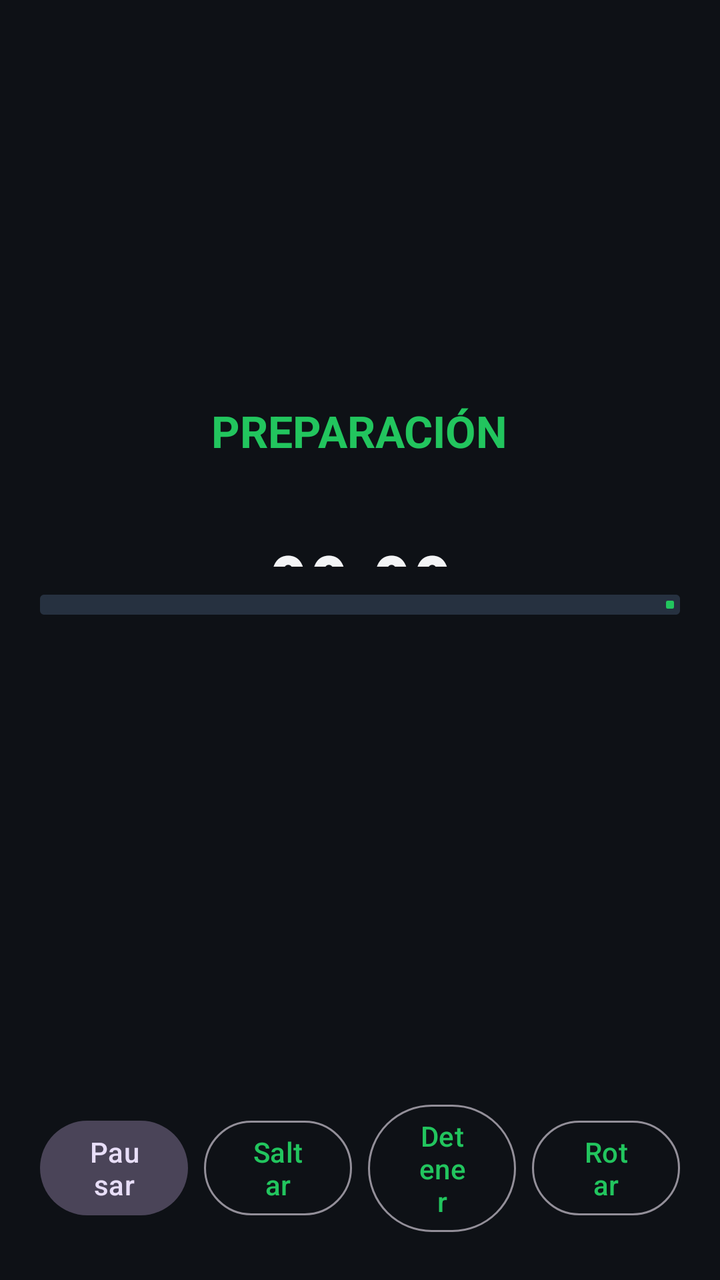
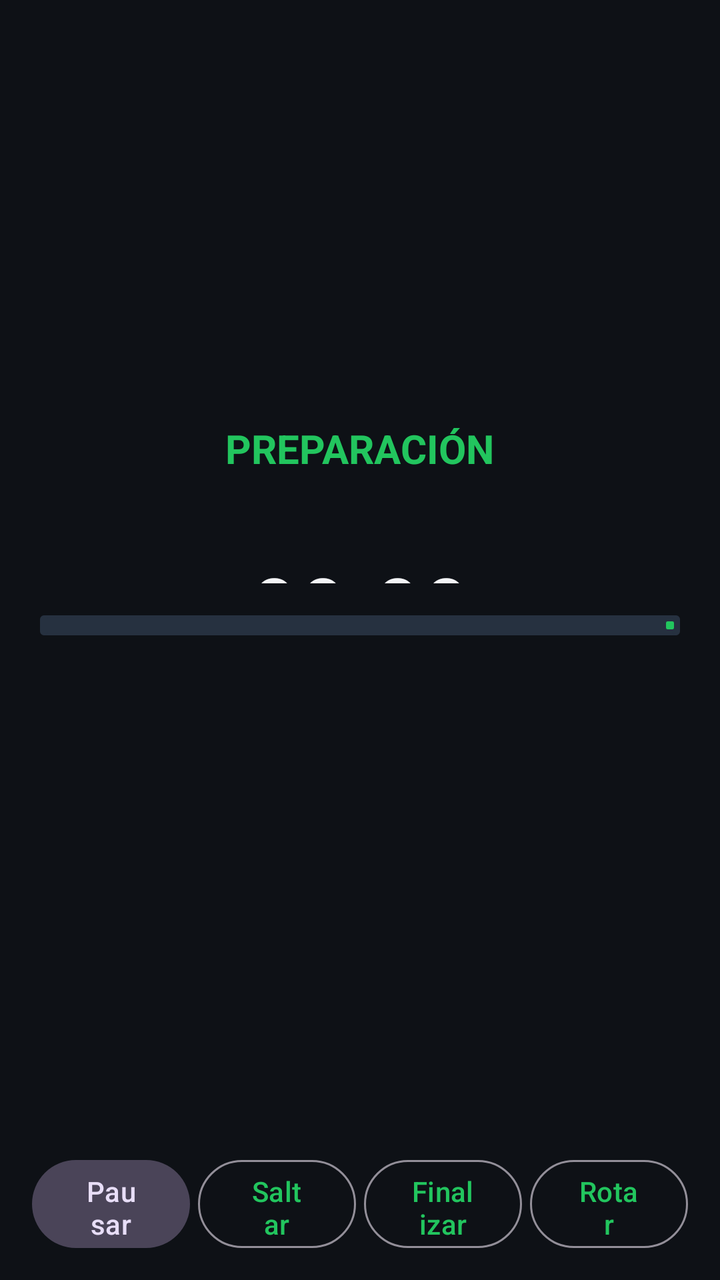

An Android layout rendered at two revisions. The XML below is the earlier revision; the diff shows what the commit changed to produce the second picture.
<!-- AndroidManifest.xml: application theme Theme.FitFlow -->
<!-- res/layout/activity_workout.xml -->
<?xml version="1.0" encoding="utf-8"?>
<androidx.constraintlayout.widget.ConstraintLayout
    xmlns:android="http://schemas.android.com/apk/res/android"
    xmlns:app="http://schemas.android.com/apk/res-auto"
    android:layout_width="match_parent"
    android:layout_height="match_parent"
    android:background="@color/background"
    android:padding="20dp">

    <LinearLayout
        android:id="@+id/centerColumn"
        android:layout_width="0dp"
        android:layout_height="wrap_content"
        android:orientation="vertical"
        android:gravity="center_horizontal"
        app:layout_constraintTop_toTopOf="parent"
        app:layout_constraintBottom_toTopOf="@id/controls"
        app:layout_constraintStart_toStartOf="parent"
        app:layout_constraintEnd_toEndOf="parent">

        <TextView
            android:id="@+id/phaseLabel"
            android:layout_width="wrap_content"
            android:layout_height="wrap_content"
            android:text="@string/phase_preparation"
            android:textColor="@color/phase_work"
            android:textSize="22sp"
            android:textStyle="bold" />

        <TextView
            android:id="@+id/counterLabel"
            android:layout_width="wrap_content"
            android:layout_height="wrap_content"
            android:layout_marginTop="4dp"
            android:textColor="@color/text_secondary"
            android:textSize="15sp" />

        <TextView
            android:id="@+id/timeText"
            android:layout_width="match_parent"
            android:layout_height="wrap_content"
            android:layout_marginTop="10dp"
            android:autoSizeMaxTextSize="120sp"
            android:autoSizeMinTextSize="40sp"
            android:autoSizeStepGranularity="2sp"
            android:autoSizeTextType="uniform"
            android:fontFamily="sans-serif-condensed"
            android:gravity="center"
            android:text="00:00"
            android:textColor="@color/text_primary"
            android:textStyle="bold" />

        <com.google.android.material.progressindicator.LinearProgressIndicator
            android:id="@+id/phaseProgress"
            android:layout_width="match_parent"
            android:layout_height="wrap_content"
            android:layout_marginTop="14dp"
            app:indicatorColor="@color/brand"
            app:trackColor="@color/track"
            app:trackThickness="10dp" />

        <TextView
            android:id="@+id/nextLabel"
            android:layout_width="wrap_content"
            android:layout_height="wrap_content"
            android:layout_marginTop="12dp"
            android:textColor="@color/text_secondary"
            android:textSize="15sp" />

        <TextView
            android:id="@+id/logText"
            android:layout_width="match_parent"
            android:layout_height="wrap_content"
            android:layout_marginTop="12dp"
            android:gravity="center"
            android:maxLines="4"
            android:textColor="@color/text_secondary"
            android:textSize="12sp" />
    </LinearLayout>

    <LinearLayout
        android:id="@+id/controls"
        android:layout_width="0dp"
        android:layout_height="wrap_content"
        android:orientation="horizontal"
        android:gravity="center"
        app:layout_constraintBottom_toBottomOf="parent"
        app:layout_constraintStart_toStartOf="parent"
        app:layout_constraintEnd_toEndOf="parent">

        <com.google.android.material.button.MaterialButton
            android:id="@+id/pauseButton"
            style="@style/Widget.Material3.Button.TonalButton"
            android:layout_width="0dp"
            android:layout_height="wrap_content"
            android:layout_marginEnd="4dp"
            android:layout_weight="1"
            android:text="@string/action_pause" />

        <com.google.android.material.button.MaterialButton
            android:id="@+id/skipButton"
            style="@style/Widget.Material3.Button.OutlinedButton"
            android:layout_width="0dp"
            android:layout_height="wrap_content"
            android:layout_marginHorizontal="4dp"
            android:layout_weight="1"
            android:text="@string/action_skip" />

        <com.google.android.material.button.MaterialButton
            android:id="@+id/stopButton"
            style="@style/Widget.Material3.Button.OutlinedButton"
            android:layout_width="0dp"
            android:layout_height="wrap_content"
            android:layout_marginHorizontal="4dp"
            android:layout_weight="1"
            android:text="@string/action_stop" />

        <com.google.android.material.button.MaterialButton
            android:id="@+id/rotateButton"
            style="@style/Widget.Material3.Button.OutlinedButton"
            android:layout_width="0dp"
            android:layout_height="wrap_content"
            android:layout_marginStart="4dp"
            android:layout_weight="1"
            android:text="@string/action_rotate" />
    </LinearLayout>
</androidx.constraintlayout.widget.ConstraintLayout>
<!-- resources referenced by this layout -->
<resources>
  <color name="background">#0E1116</color>
  <color name="brand">#22C55E</color>
  <color name="phase_work">#22C55E</color>
  <color name="text_primary">#F3F4F6</color>
  <color name="text_secondary">#9CA3AF</color>
  <color name="track">#263140</color>
  <string name="action_pause">Pausar</string>
  <string name="action_rotate">Rotar</string>
  <string name="action_skip">Saltar</string>
  <string name="action_stop">Detener</string>
  <string name="phase_preparation">PREPARACIÓN</string>
  <style name="Theme.FitFlow" parent="Theme.Material3.Dark.NoActionBar">
          <item name="colorPrimary">@color/brand</item>
          <item name="colorOnPrimary">@color/background</item>
          <item name="colorSecondary">@color/brand</item>
          <item name="colorSurface">@color/surface</item>
          <item name="colorOnSurface">@color/text_primary</item>
          <item name="android:colorBackground">@color/background</item>
          <item name="android:statusBarColor">@color/background</item>
          <item name="android:navigationBarColor">@color/background</item>
      </style>
  <color name="surface">#161B22</color>
</resources>

<!-- the commit's change to res/layout/activity_workout.xml (unified diff, before → after) -->
@@ -5,14 +5,18 @@
     android:layout_width="match_parent"
     android:layout_height="match_parent"
     android:background="@color/background"
-    android:padding="20dp">
+    android:fitsSystemWindows="true"
+    android:paddingHorizontal="16dp"
+    android:paddingTop="12dp"
+    android:paddingBottom="12dp">
 
     <LinearLayout
         android:id="@+id/centerColumn"
         android:layout_width="0dp"
-        android:layout_height="wrap_content"
+        android:layout_height="0dp"
+        android:gravity="center"
         android:orientation="vertical"
-        android:gravity="center_horizontal"
+        android:layout_marginVertical="8dp"
         app:layout_constraintTop_toTopOf="parent"
         app:layout_constraintBottom_toTopOf="@id/controls"
         app:layout_constraintStart_toStartOf="parent"
@@ -23,8 +27,9 @@
             android:layout_width="wrap_content"
             android:layout_height="wrap_content"
             android:text="@string/phase_preparation"
+            android:textAllCaps="true"
             android:textColor="@color/phase_work"
-            android:textSize="22sp"
+            android:textSize="20sp"
             android:textStyle="bold" />
 
         <TextView
@@ -33,19 +38,20 @@
             android:layout_height="wrap_content"
             android:layout_marginTop="4dp"
             android:textColor="@color/text_secondary"
-            android:textSize="15sp" />
+            android:textSize="14sp" />
 
         <TextView
             android:id="@+id/timeText"
             android:layout_width="match_parent"
             android:layout_height="wrap_content"
-            android:layout_marginTop="10dp"
-            android:autoSizeMaxTextSize="120sp"
-            android:autoSizeMinTextSize="40sp"
+            android:layout_marginTop="12dp"
+            android:autoSizeMaxTextSize="150sp"
+            android:autoSizeMinTextSize="48sp"
             android:autoSizeStepGranularity="2sp"
             android:autoSizeTextType="uniform"
             android:fontFamily="sans-serif-condensed"
             android:gravity="center"
+            android:maxLines="1"
             android:text="00:00"
             android:textColor="@color/text_primary"
             android:textStyle="bold" />
@@ -54,7 +60,8 @@
             android:id="@+id/phaseProgress"
             android:layout_width="match_parent"
             android:layout_height="wrap_content"
-            android:layout_marginTop="14dp"
+            android:layout_marginTop="16dp"
+            android:layout_marginHorizontal="4dp"
             app:indicatorColor="@color/brand"
             app:trackColor="@color/track"
             app:trackThickness="10dp" />
@@ -63,17 +70,19 @@
             android:id="@+id/nextLabel"
             android:layout_width="wrap_content"
             android:layout_height="wrap_content"
-            android:layout_marginTop="12dp"
+            android:layout_marginTop="14dp"
+            android:gravity="center"
             android:textColor="@color/text_secondary"
-            android:textSize="15sp" />
+            android:textSize="14sp" />
 
         <TextView
             android:id="@+id/logText"
             android:layout_width="match_parent"
             android:layout_height="wrap_content"
-            android:layout_marginTop="12dp"
+            android:layout_marginTop="10dp"
             android:gravity="center"
-            android:maxLines="4"
+            android:maxLines="3"
+            android:ellipsize="end"
             android:textColor="@color/text_secondary"
             android:textSize="12sp" />
     </LinearLayout>
@@ -92,8 +101,8 @@
             android:id="@+id/pauseButton"
             style="@style/Widget.Material3.Button.TonalButton"
             android:layout_width="0dp"
-            android:layout_height="wrap_content"
-            android:layout_marginEnd="4dp"
+            android:layout_height="52dp"
+            android:layout_marginEnd="2dp"
             android:layout_weight="1"
             android:text="@string/action_pause" />
 
@@ -101,8 +110,8 @@
             android:id="@+id/skipButton"
             style="@style/Widget.Material3.Button.OutlinedButton"
             android:layout_width="0dp"
-            android:layout_height="wrap_content"
-            android:layout_marginHorizontal="4dp"
+            android:layout_height="52dp"
+            android:layout_marginHorizontal="2dp"
             android:layout_weight="1"
             android:text="@string/action_skip" />
 
@@ -110,8 +119,8 @@
             android:id="@+id/stopButton"
             style="@style/Widget.Material3.Button.OutlinedButton"
             android:layout_width="0dp"
-            android:layout_height="wrap_content"
-            android:layout_marginHorizontal="4dp"
+            android:layout_height="52dp"
+            android:layout_marginHorizontal="2dp"
             android:layout_weight="1"
             android:text="@string/action_stop" />
 
@@ -119,8 +128,8 @@
             android:id="@+id/rotateButton"
             style="@style/Widget.Material3.Button.OutlinedButton"
             android:layout_width="0dp"
-            android:layout_height="wrap_content"
-            android:layout_marginStart="4dp"
+            android:layout_height="52dp"
+            android:layout_marginStart="2dp"
             android:layout_weight="1"
             android:text="@string/action_rotate" />
     </LinearLayout>
<!-- resource entries referenced after the edit -->
@@ -9,7 +9,7 @@
   <string name="action_pause">Pausar</string>
   <string name="action_rotate">Rotar</string>
   <string name="action_skip">Saltar</string>
-  <string name="action_stop">Detener</string>
+  <string name="action_stop">Finalizar</string>
   <string name="phase_preparation">PREPARACIÓN</string>
   <style name="Theme.FitFlow" parent="Theme.Material3.Dark.NoActionBar">
           <item name="colorPrimary">@color/brand</item>
